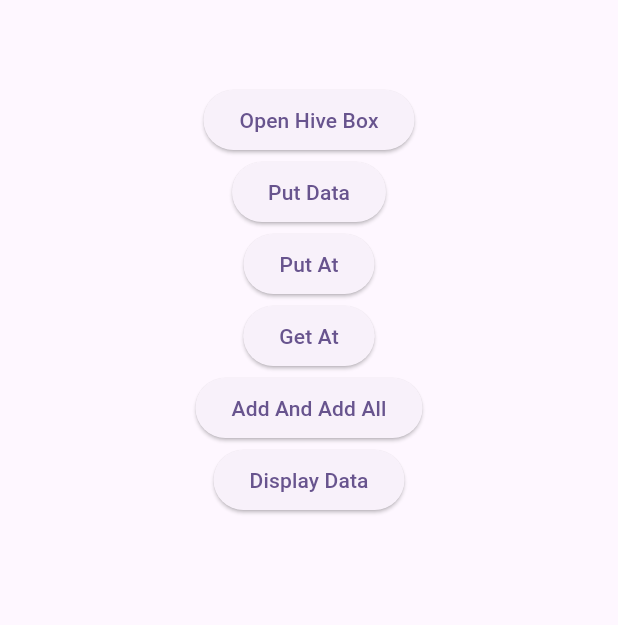
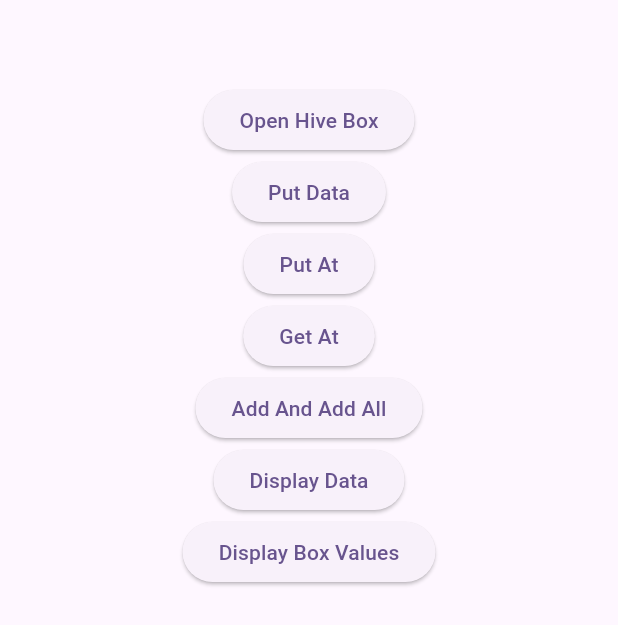
Before and after one commit to androidhands/learn_flutter_hive, a Flutter app: the screen it shows after launch, on a phone screen of 412 x 824 dp. Shown: the top 625 px of the screen. Run offline on Flutter 3.47's test engine with Material 3 defaults, Android fonts, the phone set to English and light mode, and no system bars; our stand-ins replace hive_flutter; accounts and stored records are empty.

Commit message:
box values

```diff
--- a/lib/test_screen.dart
+++ b/lib/test_screen.dart
@@ -72,6 +72,11 @@ class TestScreen extends StatelessWidget {
                   }
                 },
                 child: Text('Display Data')),
+            ElevatedButton(
+                onPressed: () {
+                  print(box.values);
+                },
+                child: Text('Display Box Values')),
           ],
         ),
       ),
```
